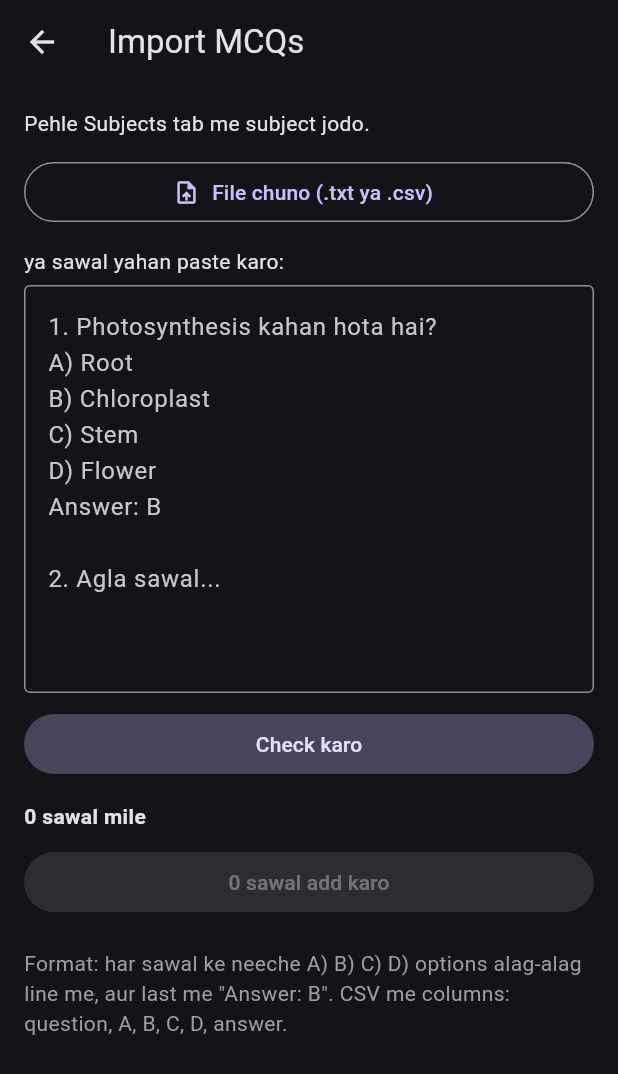
After one commit to angryhunter25-dev/ONYX-STUDY-, a Flutter app: the ImportPage screen opened directly, after a tap on "Check karo", on a phone screen of 412 x 824 dp. The commit adds this screen. Shown: the top 1074 px of the screen. Run offline on Flutter 3.47's test engine with Material 3 defaults, Android fonts, the phone set to English and light mode, and no system bars; our stand-ins replace audioplayers, file_picker, firebase_auth, firebase_core, firebase_database, firebase_storage and 3 more; accounts and stored records are empty.

Commit message:
Add project files

```diff
--- /dev/null
+++ b/owner_app/lib/import_page.dart
@@ -0,0 +1,314 @@
+import 'dart:convert';
+
+import 'package:file_picker/file_picker.dart';
+import 'package:flutter/material.dart';
+
+import 'main.dart';
+
+class ParseResult {
+  final List<Map<String, dynamic>> items;
+  final int skipped;
+  ParseResult(this.items, this.skipped);
+}
+
+int? _answerIndex(String raw, List<String> opts) {
+  final g = raw.trim().toLowerCase();
+  if (g.isEmpty) return null;
+  if (g.length == 1) {
+    final c = g.codeUnitAt(0);
+    if (c >= 97 && c <= 101) return c - 97; // a-e
+    if (c >= 49 && c <= 53) return c - 49; // 1-5
+  }
+  final m = RegExp(r'^\(?([a-e1-5])\)?[\.\):]?$').firstMatch(g);
+  if (m != null) return _answerIndex(m.group(1)!, opts);
+  for (var i = 0; i < opts.length; i++) {
+    if (opts[i].trim().toLowerCase() == g) return i;
+  }
+  return null;
+}
+
+/// Plain text MCQs:
+///   1. Question?
+///   A) one   B) two   C) three   D) four   (each option on its own line)
+///   Answer: B
+ParseResult parseMcqText(String raw) {
+  final items = <Map<String, dynamic>>[];
+  var skipped = 0;
+  var q = StringBuffer();
+  var opts = <String>[];
+  int? ans;
+
+  void reset() {
+    q = StringBuffer();
+    opts = <String>[];
+    ans = null;
+  }
+
+  void flush() {
+    final qt = q.toString().trim();
+    if (qt.isEmpty && opts.isEmpty) {
+      reset();
+      return;
+    }
+    final a = ans;
+    if (qt.isNotEmpty && opts.length >= 2 && a != null && a < opts.length) {
+      items.add({'q': qt, 'options': List<String>.from(opts), 'answer': a});
+    } else {
+      skipped++;
+    }
+    reset();
+  }
+
+  final ansKey =
+      r'(?:answer|ans|correct\s*answer|correct|right\s*answer|उत्तर|सही\s*उत्तर)';
+  final ansLetterRe =
+      RegExp('^$ansKey\\s*[:\\-\\.=]?\\s*\\(?([A-Ea-e1-5])\\)?(?:\\s|\\.|\\)|\$)',
+          caseSensitive: false);
+  final ansTextRe =
+      RegExp('^$ansKey\\s*[:\\-=]\\s*(.+)\$', caseSensitive: false);
+  final optRe = RegExp(r'^\(?([A-Ea-e])[\)\.\:]\s*(.+)$');
+  final numRe = RegExp(r'^(?:Q\.?\s*)?\d+\s*[\.\)\:\-]\s*', caseSensitive: false);
+
+  for (var line in raw.split(RegExp(r'\r?\n'))) {
+    line = line.trim();
+    if (line.isEmpty) continue;
+
+    if (opts.isNotEmpty) {
+      final a = ansLetterRe.firstMatch(line);
+      if (a != null) {
+        ans = _answerIndex(a.group(1)!, opts);
+        flush();
+        continue;
+      }
+      final t = ansTextRe.firstMatch(line);
+      if (t != null) {
+        ans = _answerIndex(t.group(1)!, opts);
+        flush();
+        continue;
+      }
+    }
+    final o = optRe.firstMatch(line);
+    if (o != null && q.isNotEmpty) {
+      opts.add(o.group(2)!.trim());
+      continue;
+    }
+    if (opts.isNotEmpty) flush(); // previous question had no answer line
+    if (q.isNotEmpty) {
+      q.write(' ');
+      q.write(line);
+    } else {
+      q.write(line.replaceFirst(numRe, ''));
+    }
+  }
+  flush();
+  return ParseResult(items, skipped);
+}
+
+List<String> _csvRow(String line) {
+  final out = <String>[];
+  var cur = StringBuffer();
+  var inQ = false;
+  for (var i = 0; i < line.length; i++) {
+    final ch = line[i];
+    if (inQ) {
+      if (ch == '"') {
+        if (i + 1 < line.length && line[i + 1] == '"') {
+          cur.write('"');
+          i++;
+        } else {
+          inQ = false;
+        }
+      } else {
+        cur.write(ch);
+      }
+    } else if (ch == '"') {
+      inQ = true;
+    } else if (ch == ',') {
+      out.add(cur.toString().trim());
+      cur = StringBuffer();
+    } else {
+      cur.write(ch);
+    }
+  }
+  out.add(cur.toString().trim());
+  return out;
+}
+
+/// CSV columns: question, option A, option B, option C, option D, answer
+ParseResult parseCsv(String raw) {
+  final items = <Map<String, dynamic>>[];
+  var skipped = 0;
+  var first = true;
+  for (final line in raw.split(RegExp(r'\r?\n'))) {
+    if (line.trim().isEmpty) continue;
+    final c = _csvRow(line);
+    if (first) {
+      first = false;
+      if (c.isNotEmpty && c[0].toLowerCase().contains('question')) continue;
+    }
+    if (c.length < 4) {
+      skipped++;
+      continue;
+    }
+    final opts =
+        c.sublist(1, c.length - 1).where((e) => e.isNotEmpty).toList();
+    final a = _answerIndex(c.last, opts);
+    if (c[0].isEmpty || opts.length < 2 || a == null || a >= opts.length) {
+      skipped++;
+    } else {
+      items.add({'q': c[0], 'options': opts, 'answer': a});
+    }
+  }
+  return ParseResult(items, skipped);
+}
+
+class ImportPage extends StatefulWidget {
+  const ImportPage({super.key});
+  @override
+  State<ImportPage> createState() => _ImportPageState();
+}
+
+class _ImportPageState extends State<ImportPage> {
+  final text = TextEditingController();
+  String? subject;
+  String? fileName;
+  List<Map<String, dynamic>> items = [];
+  int skipped = 0;
+  bool checked = false;
+  bool busy = false;
+
+  Future<void> pick() async {
+    try {
+      final r = await FilePicker.platform.pickFiles(
+          type: FileType.custom,
+          allowedExtensions: ['txt', 'csv'],
+          withData: true);
+      if (r == null || r.files.isEmpty) return;
+      final f = r.files.first;
+      final b = f.bytes;
+      if (b == null) {
+        if (mounted) toast(context, 'File padh nahi payi');
+        return;
+      }
+      setState(() {
+        text.text = utf8.decode(b, allowMalformed: true);
+        fileName = f.name;
+      });
+      check();
+    } catch (e) {
+      if (mounted) toast(context, 'Error: $e');
+    }
+  }
+
+  void check() {
+    final csv = (fileName ?? '').toLowerCase().endsWith('.csv');
+    final r = csv ? parseCsv(text.text) : parseMcqText(text.text);
+    setState(() {
+      items = r.items;
+      skipped = r.skipped;
+      checked = true;
+    });
+  }
+
+  Future<void> doImport() async {
+    if (subject == null) return toast(context, 'Pehle subject chuno');
+    if (items.isEmpty) return toast(context, 'Koi sawal nahi mila');
+    setState(() => busy = true);
+    try {
+      final ups = <String, Object?>{};
+      for (final it in items) {
+        final k = db.ref('questions').push().key!;
+        ups['questions/$k'] = {'subject': subject, ...it};
+      }
+      await db.ref().update(ups);
+      if (!mounted) return;
+      toast(context, '${items.length} sawal add ho gaye');
+      Navigator.pop(context);
+    } catch (e) {
+      if (mounted) {
+        setState(() => busy = false);
+        toast(context, 'Error: $e');
+      }
+    }
+  }
+
+  @override
+  Widget build(BuildContext context) => Scaffold(
+        appBar: AppBar(title: const Text('Import MCQs')),
+        body: ListView(padding: const EdgeInsets.all(16), children: [
+          Live(
+            path: 'subjects',
+            builder: (c, subs) => subs.isEmpty
+                ? const Text('Pehle Subjects tab me subject jodo.')
+                : DropdownButtonFormField<String>(
+                    value: subs.containsKey(subject) ? subject : null,
+                    decoration: const InputDecoration(
+                        labelText: 'Kis subject me daalna hai',
+                        border: OutlineInputBorder()),
+                    items: subs.entries
+                        .map((e) => DropdownMenuItem(
+                            value: e.key,
+                            child: Text('${e.value['name'] ?? e.key}')))
+                        .toList(),
+                    onChanged: (v) => setState(() => subject = v),
+                  ),
+          ),
+          const SizedBox(height: 12),
+          OutlinedButton.icon(
+              onPressed: pick,
+              icon: const Icon(Icons.upload_file),
+              label: Text(fileName == null
+                  ? 'File chuno (.txt ya .csv)'
+                  : 'File: $fileName')),
+          const SizedBox(height: 12),
+          const Text('ya sawal yahan paste karo:'),
+          const SizedBox(height: 6),
+          TextField(
+            controller: text,
+            maxLines: 10,
+            onChanged: (_) => setState(() => checked = false),
+            decoration: const InputDecoration(
+                border: OutlineInputBorder(),
+                hintText:
+                    '1. Photosynthesis kahan hota hai?\nA) Root\nB) Chloroplast\nC) Stem\nD) Flower\nAnswer: B\n\n2. Agla sawal...'),
+          ),
+          const SizedBox(height: 10),
+          FilledButton.tonal(onPressed: check, child: const Text('Check karo')),
+          if (checked) ...[
+            const SizedBox(height: 14),
+            Text('${items.length} sawal mile'
+                '${skipped > 0 ? ', $skipped chhod diye (answer ya options nahi mile)' : ''}',
+                style: const TextStyle(fontWeight: FontWeight.bold)),
+            for (final it in items.take(5))
+              Card(
+                child: Padding(
+                  padding: const EdgeInsets.all(10),
+                  child: Column(
+                      crossAxisAlignment: CrossAxisAlignment.start,
+                      children: [
+                        Text('${it['q']}',
+                            style: const TextStyle(fontWeight: FontWeight.w600)),
+                        for (var i = 0; i < (it['options'] as List).length; i++)
+                          Text(
+                              '${String.fromCharCode(65 + i)}) ${(it['options'] as List)[i]}${i == it['answer'] ? '   (sahi)' : ''}',
+                              style: TextStyle(
+                                  color: i == it['answer']
+                                      ? Colors.greenAccent
+                                      : null)),
+                      ]),
+                ),
+              ),
+            if (items.length > 5) Text('...aur ${items.length - 5} sawal'),
+            const SizedBox(height: 10),
+            FilledButton(
+                onPressed: busy || items.isEmpty ? null : doImport,
+                child: Text(busy ? 'Adding...' : '${items.length} sawal add karo')),
+          ],
+          const SizedBox(height: 20),
+          const Text(
+              'Format: har sawal ke neeche A) B) C) D) options alag-alag line me, aur last me "Answer: B". '
+              'CSV me columns: question, A, B, C, D, answer.',
+              style: TextStyle(color: Colors.grey)),
+        ]),
+      );
+}
--- a/owner_app/pubspec.yaml
+++ b/owner_app/pubspec.yaml
@@ -13,6 +13,7 @@ dependencies:
   firebase_auth: ^5.3.1
   firebase_database: ^11.1.4
   image_picker: ^1.1.2
+  file_picker: '>=8.1.2 <11.0.0'
 
 flutter:
   uses-material-design: true
```
Also changed, not shown: owner_app/lib/main.dart (+22 -4 lines), 1 other file.
